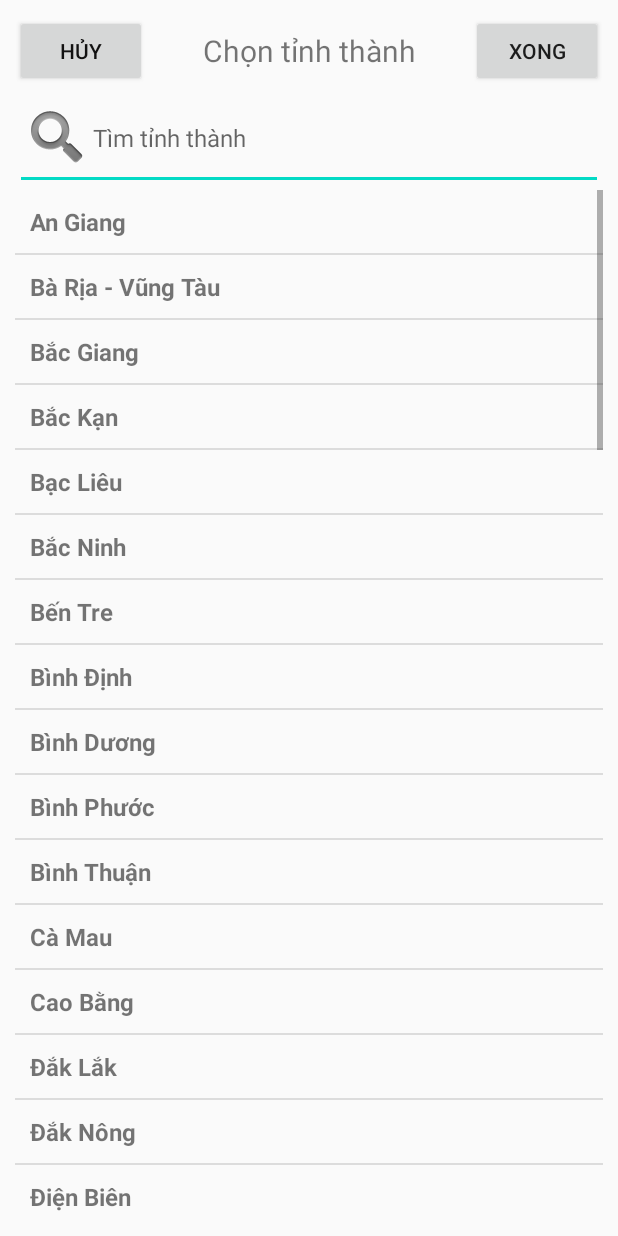
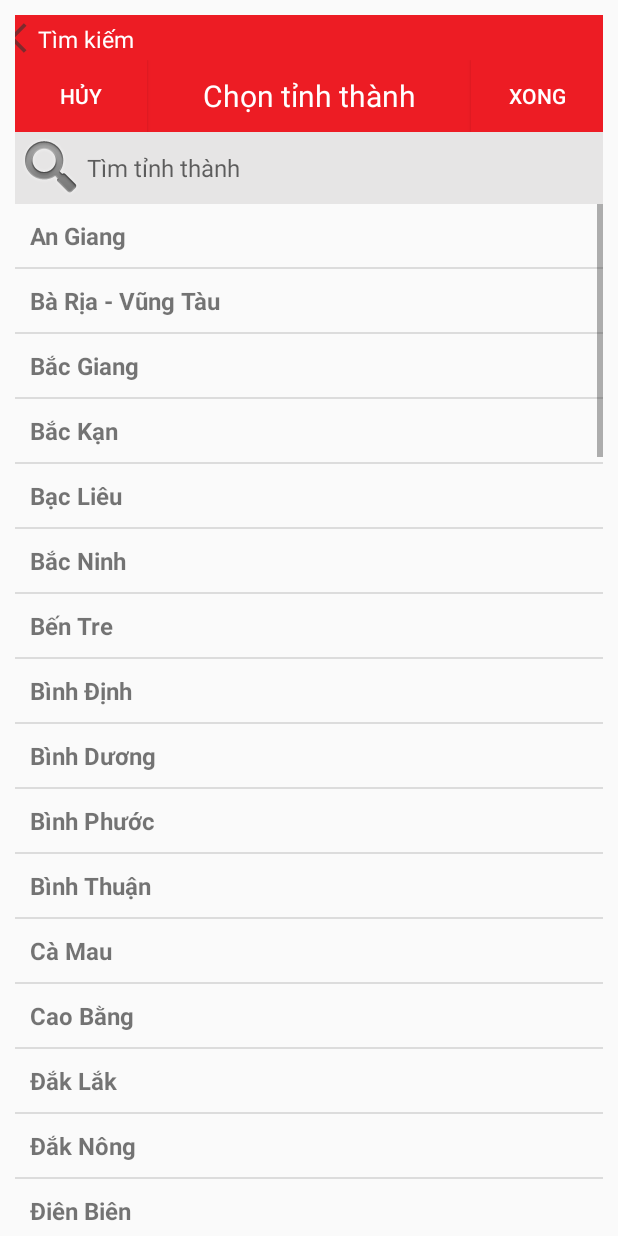
Before and after one commit to hiepvu0201/Foody, an Android app: the Province screen opened directly, with no data from a screen before it, on a phone screen of 412 x 824 dp. Run offline under Robolectric (Android 15) with nearby library versions, the phone set to English and light mode, and no system bars.

Commit message:
decorate province view

```diff
--- a/app/src/main/java/hcmute/edu/vn/group11/foody/Province.java
+++ b/app/src/main/java/hcmute/edu/vn/group11/foody/Province.java
@@ -3,7 +3,9 @@ package hcmute.edu.vn.group11.foody;
 import android.os.Bundle;
 import android.text.Editable;
 import android.text.TextWatcher;
+import android.view.View;
 import android.widget.ArrayAdapter;
+import android.widget.Button;
 import android.widget.EditText;
 import android.widget.ListView;
 
@@ -18,6 +20,7 @@ public class Province extends AppCompatActivity {
 
     ArrayAdapter<String>adapter;
 
+    Button btnCancel, btnDone;
     EditText inputSearch;
 
     ArrayList<HashMap<String,String>>productList;
@@ -31,8 +34,11 @@ public class Province extends AppCompatActivity {
                 "Đắk Lắk","Đắk Nông","Điện Biên","Đồng Nai","Đồng Tháp","Gia Lai","Hà Giang","Hà Nam","Hà Tĩnh","Hải Dương","Hậu Giang","Hòa Bình","Hưng Yên","Khánh Hòa",
                 "Kiên Giang","Kon Tum","Lai Châu","Lâm Đồng","Lạng Sơn","Lào Cai","Long An","Nam Định","Nghệ An","Ninh Bình","Ninh Thuận","Phú Thọ","Quảng Bình","Quảng Nam",
                 "Quảng Ngãi","Quảng Ninh","Quảng Trị","Sóc Trăng","Sơn La","Tây Ninh","Thái Bình","Thái Nguyên","Thanh Hóa","Thừa Thiên Huế","Tiền Giang","Trà Vinh","Tuyên Quang","Vĩnh Long","Vĩnh Phúc","Yên Bái","Phú Yên","Cần Thơ","Đà Nẵng","Hải Phòng","Hà Nội","TP HCM"};
+
         lv = (ListView) findViewById(R.id.list_view);
         inputSearch = (EditText) findViewById(R.id.inputSearch);
+        btnCancel = (Button) findViewById(R.id.btnHuy);
+
         adapter = new ArrayAdapter<String>(this,R.layout.listprovince,R.id.product_name,products);
         lv.setAdapter(adapter);
         inputSearch.addTextChangedListener(new TextWatcher() {
@@ -50,6 +56,13 @@ public class Province extends AppCompatActivity {
 
             @Override
             public void afterTextChanged(Editable s) {
+                inputSearch.setText("");
+            }
+        });
+
+        btnCancel.setOnClickListener(new View.OnClickListener() {
+            @Override
+            public void onClick(View v) {
 
             }
         });
--- a/app/src/main/res/layout/cardview_item.xml
+++ b/app/src/main/res/layout/cardview_item.xml
@@ -3,7 +3,7 @@
     android:clickable="true"
     android:id="@+id/cardview_id"
     android:foreground="?android:selectableItemBackground"
-    android:layout_width="200dp"
+    android:layout_width="190dp"
     android:layout_height="190dp"
     xmlns:cardview="http://schemas.android.com/apk/res-auto"
     cardview:cardCornerRadius="5dp"
--- a/app/src/main/res/layout/listview_province.xml
+++ b/app/src/main/res/layout/listview_province.xml
@@ -7,18 +7,38 @@
     <LinearLayout
         android:layout_width="match_parent"
         android:layout_height="wrap_content"
+        android:weightSum="1"
+        android:orientation="horizontal"
+        android:background="#ed1c24">
 
-        >
+        <ImageButton
+            android:id="@+id/imgbtnBack"
+            android:layout_width="15dp"
+            android:layout_height="30dp"
+            android:background="@android:color/transparent"
+            android:src="@drawable/ic_back" />
+
+        <TextView
+            android:paddingTop="5dp"
+            android:textColor="@android:color/white"
+            android:textSize="15sp"
+            android:text="Tìm kiếm"
+            android:layout_width="match_parent"
+            android:layout_height="match_parent"/>
+    </LinearLayout>
+
+    <LinearLayout
+        android:layout_width="match_parent"
+        android:layout_height="wrap_content"
+        android:background="#ed1c24">
 
         <Button
             android:id="@+id/btnHuy"
             android:layout_width="wrap_content"
             android:layout_height="wrap_content"
+            android:background="#ed1c24"
             android:text="Hủy"
-            android:textColor="#121111"
-            android:textColorHighlight="#00BCD4"
-            android:textColorHint="#0B0A0A"
-            android:textColorLink="#00BCD4" />
+            android:textColor="#FFFFFF" />
 
         <TextView
             android:layout_width="wrap_content"
@@ -26,13 +46,16 @@
             android:gravity="center"
             android:layout_weight="1"
             android:text="Chọn tỉnh thành"
-            android:textSize="20sp" />
+            android:textSize="20sp"
+            android:textColor="#FFFFFF"/>
 
         <Button
             android:id="@+id/button"
             android:layout_width="wrap_content"
             android:layout_height="wrap_content"
-            android:text="Xong" />
+            android:text="Xong"
+            android:background="#ed1c24"
+            android:textColor="#FFFFFF"/>
     </LinearLayout>
     <LinearLayout
         android:orientation="horizontal"
@@ -41,14 +64,14 @@
 
         <EditText
             android:id="@+id/inputSearch"
-            android:layout_weight="1"
-            android:drawableLeft="@android:drawable/ic_search_category_default"
             android:layout_width="fill_parent"
             android:layout_height="wrap_content"
+            android:layout_weight="1"
+            android:background="#E6E5E5"
+            android:drawableLeft="@android:drawable/ic_search_category_default"
             android:hint="Tìm tỉnh thành"
             android:inputType="textVisiblePassword"
-            android:textSize="16sp">
-        </EditText>
+            android:textSize="16sp"></EditText>
     </LinearLayout>
     <ListView
         android:layout_width="fill_parent"
```
Also changed, not shown: app/src/main/res/drawable-v24/a.png (deleted), app/src/main/res/drawable-v24/b.jpg (deleted), app/src/main/res/drawable-v24/c.png (deleted), app/src/main/res/drawable-v24/d.jpg (deleted), app/src/main/res/drawable-v24/e.png (deleted), app/src/main/res/drawable-v24/f.png (deleted).
